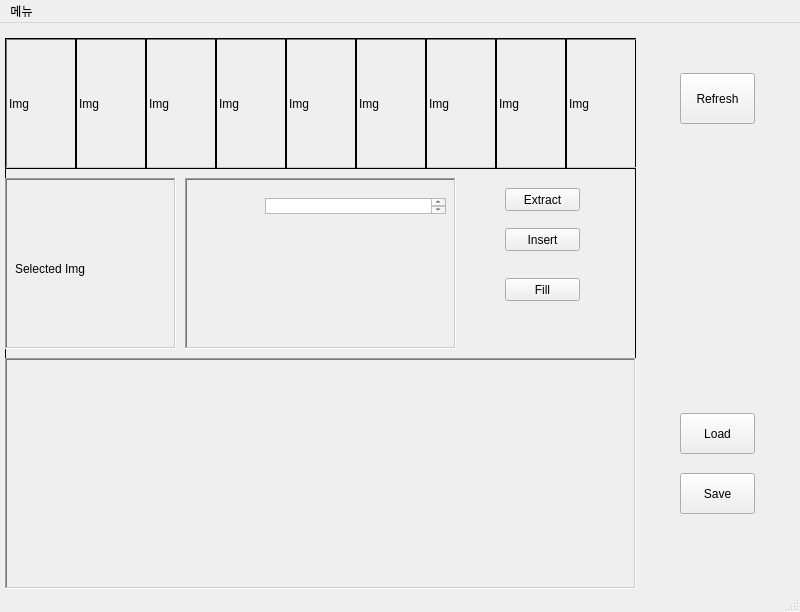
First picture: the form in MainWindow.ui, repository foDev-Jung/MG.f_Pz, before the edit.
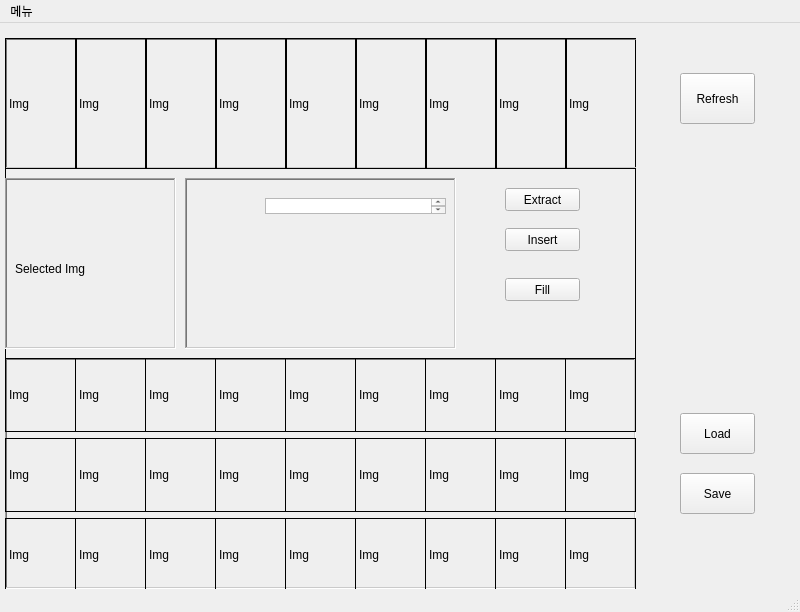
Second picture: the form after the edit.

Commit message: [Update] gui 정리

Patch:
```diff
--- a/MainWindow.ui
+++ b/MainWindow.ui
@@ -305,6 +305,438 @@
         <property name="midLineWidth">
          <number>2</number>
         </property>
+        <widget class="QLabel" name="storage_1">
+         <property name="geometry">
+          <rect>
+           <x>0</x>
+           <y>0</y>
+           <width>71</width>
+           <height>74</height>
+          </rect>
+         </property>
+         <property name="frameShape">
+          <enum>QFrame::Box</enum>
+         </property>
+         <property name="text">
+          <string>Img</string>
+         </property>
+        </widget>
+        <widget class="QLabel" name="storage_10">
+         <property name="geometry">
+          <rect>
+           <x>0</x>
+           <y>80</y>
+           <width>71</width>
+           <height>74</height>
+          </rect>
+         </property>
+         <property name="frameShape">
+          <enum>QFrame::Box</enum>
+         </property>
+         <property name="text">
+          <string>Img</string>
+         </property>
+        </widget>
+        <widget class="QLabel" name="storage_19">
+         <property name="geometry">
+          <rect>
+           <x>0</x>
+           <y>160</y>
+           <width>71</width>
+           <height>74</height>
+          </rect>
+         </property>
+         <property name="frameShape">
+          <enum>QFrame::Box</enum>
+         </property>
+         <property name="text">
+          <string>Img</string>
+         </property>
+        </widget>
+        <widget class="QLabel" name="storage_2">
+         <property name="geometry">
+          <rect>
+           <x>70</x>
+           <y>0</y>
+           <width>71</width>
+           <height>74</height>
+          </rect>
+         </property>
+         <property name="frameShape">
+          <enum>QFrame::Box</enum>
+         </property>
+         <property name="text">
+          <string>Img</string>
+         </property>
+        </widget>
+        <widget class="QLabel" name="storage_3">
+         <property name="geometry">
+          <rect>
+           <x>140</x>
+           <y>0</y>
+           <width>71</width>
+           <height>74</height>
+          </rect>
+         </property>
+         <property name="frameShape">
+          <enum>QFrame::Box</enum>
+         </property>
+         <property name="text">
+          <string>Img</string>
+         </property>
+        </widget>
+        <widget class="QLabel" name="storage_11">
+         <property name="geometry">
+          <rect>
+           <x>70</x>
+           <y>80</y>
+           <width>71</width>
+           <height>74</height>
+          </rect>
+         </property>
+         <property name="frameShape">
+          <enum>QFrame::Box</enum>
+         </property>
+         <property name="text">
+          <string>Img</string>
+         </property>
+        </widget>
+        <widget class="QLabel" name="storage_20">
+         <property name="geometry">
+          <rect>
+           <x>70</x>
+           <y>160</y>
+           <width>71</width>
+           <height>74</height>
+          </rect>
+         </property>
+         <property name="frameShape">
+          <enum>QFrame::Box</enum>
+         </property>
+         <property name="text">
+          <string>Img</string>
+         </property>
+        </widget>
+        <widget class="QLabel" name="storage_12">
+         <property name="geometry">
+          <rect>
+           <x>140</x>
+           <y>80</y>
+           <width>71</width>
+           <height>74</height>
+          </rect>
+         </property>
+         <property name="frameShape">
+          <enum>QFrame::Box</enum>
+         </property>
+         <property name="text">
+          <string>Img</string>
+         </property>
+        </widget>
+        <widget class="QLabel" name="storage_21">
+         <property name="geometry">
+          <rect>
+           <x>140</x>
+           <y>160</y>
+           <width>71</width>
+           <height>74</height>
+          </rect>
+         </property>
+         <property name="frameShape">
+          <enum>QFrame::Box</enum>
+         </property>
+         <property name="text">
+          <string>Img</string>
+         </property>
+        </widget>
+        <widget class="QLabel" name="storage_4">
+         <property name="geometry">
+          <rect>
+           <x>210</x>
+           <y>0</y>
+           <width>71</width>
+           <height>74</height>
+          </rect>
+         </property>
+         <property name="frameShape">
+          <enum>QFrame::Box</enum>
+         </property>
+         <property name="text">
+          <string>Img</string>
+         </property>
+        </widget>
+        <widget class="QLabel" name="storage_5">
+         <property name="geometry">
+          <rect>
+           <x>280</x>
+           <y>0</y>
+           <width>71</width>
+           <height>74</height>
+          </rect>
+         </property>
+         <property name="frameShape">
+          <enum>QFrame::Box</enum>
+         </property>
+         <property name="text">
+          <string>Img</string>
+         </property>
+        </widget>
+        <widget class="QLabel" name="storage_6">
+         <property name="geometry">
+          <rect>
+           <x>350</x>
+           <y>0</y>
+           <width>71</width>
+           <height>74</height>
+          </rect>
+         </property>
+         <property name="frameShape">
+          <enum>QFrame::Box</enum>
+         </property>
+         <property name="text">
+          <string>Img</string>
+         </property>
+        </widget>
+        <widget class="QLabel" name="storage_7">
+         <property name="geometry">
+          <rect>
+           <x>420</x>
+           <y>0</y>
+           <width>71</width>
+           <height>74</height>
+          </rect>
+         </property>
+         <property name="frameShape">
+          <enum>QFrame::Box</enum>
+         </property>
+         <property name="text">
+          <string>Img</string>
+         </property>
+        </widget>
+        <widget class="QLabel" name="storage_8">
+         <property name="geometry">
+          <rect>
+           <x>490</x>
+           <y>0</y>
+           <width>71</width>
+           <height>74</height>
+          </rect>
+         </property>
+         <property name="frameShape">
+          <enum>QFrame::Box</enum>
+         </property>
+         <property name="text">
+          <string>Img</string>
+         </property>
+        </widget>
+        <widget class="QLabel" name="storage_9">
+         <property name="geometry">
+          <rect>
+           <x>560</x>
+           <y>0</y>
+           <width>71</width>
+           <height>74</height>
+          </rect>
+         </property>
+         <property name="frameShape">
+          <enum>QFrame::Box</enum>
+         </property>
+         <property name="text">
+          <string>Img</string>
+         </property>
+        </widget>
+        <widget class="QLabel" name="storage_13">
+         <property name="geometry">
+          <rect>
+           <x>210</x>
+           <y>80</y>
+           <width>71</width>
+           <height>74</height>
+          </rect>
+         </property>
+         <property name="frameShape">
+          <enum>QFrame::Box</enum>
+         </property>
+         <property name="text">
+          <string>Img</string>
+         </property>
+        </widget>
+        <widget class="QLabel" name="storage_14">
+         <property name="geometry">
+          <rect>
+           <x>280</x>
+           <y>80</y>
+           <width>71</width>
+           <height>74</height>
+          </rect>
+         </property>
+         <property name="frameShape">
+          <enum>QFrame::Box</enum>
+         </property>
+         <property name="text">
+          <string>Img</string>
+         </property>
+        </widget>
+        <widget class="QLabel" name="storage_15">
+         <property name="geometry">
+          <rect>
+           <x>350</x>
+           <y>80</y>
+           <width>71</width>
+           <height>74</height>
+          </rect>
+         </property>
+         <property name="frameShape">
+          <enum>QFrame::Box</enum>
+         </property>
+         <property name="text">
+          <string>Img</string>
+         </property>
+        </widget>
+        <widget class="QLabel" name="storage_16">
+         <property name="geometry">
+          <rect>
+           <x>420</x>
+           <y>80</y>
+           <width>71</width>
+           <height>74</height>
+          </rect>
+         </property>
+         <property name="frameShape">
+          <enum>QFrame::Box</enum>
+         </property>
+         <property name="text">
+          <string>Img</string>
+         </property>
+        </widget>
+        <widget class="QLabel" name="storage_17">
+         <property name="geometry">
+          <rect>
+           <x>490</x>
+           <y>80</y>
+           <width>71</width>
+           <height>74</height>
+          </rect>
+         </property>
+         <property name="frameShape">
+          <enum>QFrame::Box</enum>
+         </property>
+         <property name="text">
+          <string>Img</string>
+         </property>
+        </widget>
+        <widget class="QLabel" name="storage_18">
+         <property name="geometry">
+          <rect>
+           <x>560</x>
+           <y>80</y>
+           <width>71</width>
+           <height>74</height>
+          </rect>
+         </property>
+         <property name="frameShape">
+          <enum>QFrame::Box</enum>
+         </property>
+         <property name="text">
+          <string>Img</string>
+         </property>
+        </widget>
+        <widget class="QLabel" name="storage_22">
+         <property name="geometry">
+          <rect>
+           <x>210</x>
+           <y>160</y>
+           <width>71</width>
+           <height>74</height>
+          </rect>
+         </property>
+         <property name="frameShape">
+          <enum>QFrame::Box</enum>
+         </property>
+         <property name="text">
+          <string>Img</string>
+         </property>
+        </widget>
+        <widget class="QLabel" name="storage_23">
+         <property name="geometry">
+          <rect>
+           <x>280</x>
+           <y>160</y>
+           <width>71</width>
+           <height>74</height>
+          </rect>
+         </property>
+         <property name="frameShape">
+          <enum>QFrame::Box</enum>
+         </property>
+         <property name="text">
+          <string>Img</string>
+         </property>
+        </widget>
+        <widget class="QLabel" name="storage_24">
+         <property name="geometry">
+          <rect>
+           <x>350</x>
+           <y>160</y>
+           <width>71</width>
+           <height>74</height>
+          </rect>
+         </property>
+         <property name="frameShape">
+          <enum>QFrame::Box</enum>
+         </property>
+         <property name="text">
+          <string>Img</string>
+         </property>
+        </widget>
+        <widget class="QLabel" name="storage_25">
+         <property name="geometry">
+          <rect>
+           <x>420</x>
+           <y>160</y>
+           <width>71</width>
+           <height>74</height>
+          </rect>
+         </property>
+         <property name="frameShape">
+          <enum>QFrame::Box</enum>
+         </property>
+         <property name="text">
+          <string>Img</string>
+         </property>
+        </widget>
+        <widget class="QLabel" name="storage_26">
+         <property name="geometry">
+          <rect>
+           <x>490</x>
+           <y>160</y>
+           <width>71</width>
+           <height>74</height>
+          </rect>
+         </property>
+         <property name="frameShape">
+          <enum>QFrame::Box</enum>
+         </property>
+         <property name="text">
+          <string>Img</string>
+         </property>
+        </widget>
+        <widget class="QLabel" name="storage_27">
+         <property name="geometry">
+          <rect>
+           <x>560</x>
+           <y>160</y>
+           <width>71</width>
+           <height>74</height>
+          </rect>
+         </property>
+         <property name="frameShape">
+          <enum>QFrame::Box</enum>
+         </property>
+         <property name="text">
+          <string>Img</string>
+         </property>
+        </widget>
        </widget>
        <widget class="QPushButton" name="extract">
         <property name="geometry">
```
The commit also changes 2 other files.
